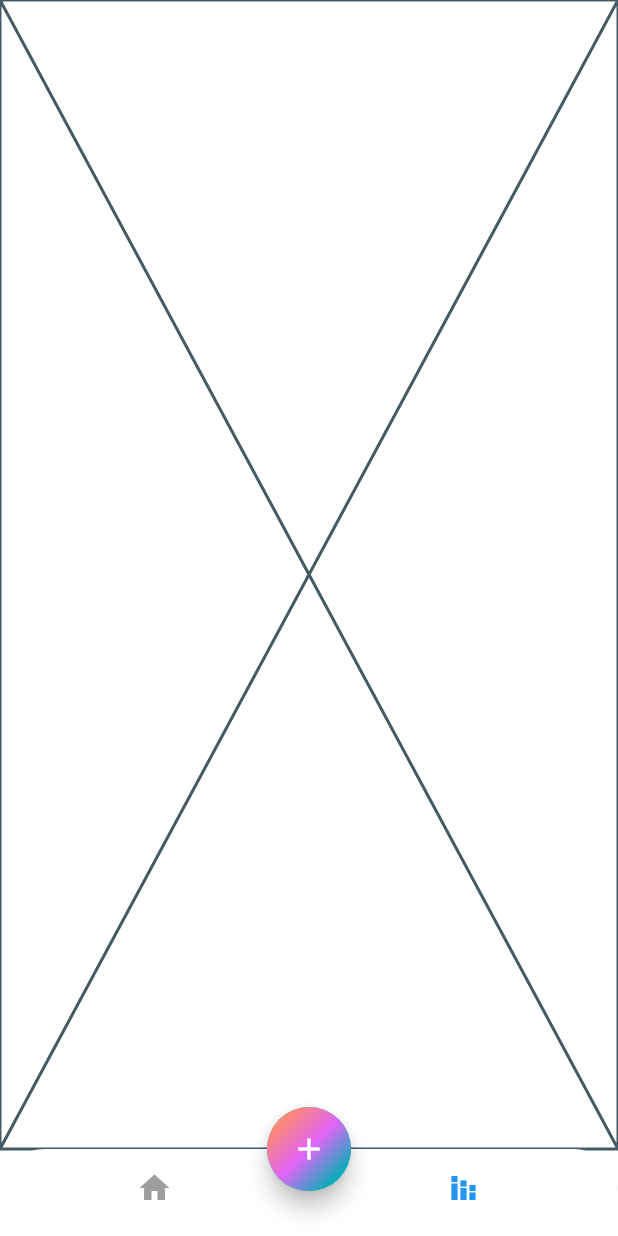
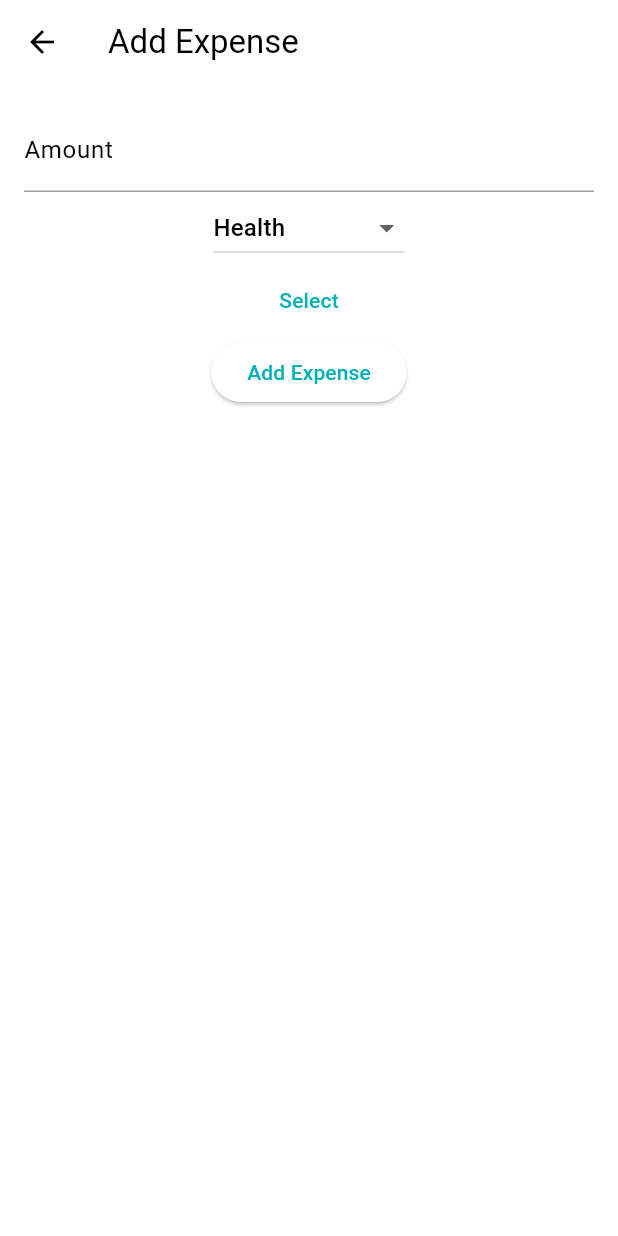
Before and after one commit to yusufelkaann/expense_tracker, a Flutter app: the HomeScreen screen opened directly, item 2 of the bottom bar chosen, after a tap on the "add" icon, on a phone screen of 412 x 824 dp. Run offline on Flutter 3.47's test engine with Material 3 defaults, Android fonts, the phone set to English and light mode, and no system bars; our stand-ins replace cloud_firestore, firebase_auth, firebase_core, fl_chart, font_awesome_flutter; missing offline and left inert: dart:js_util; accounts and stored records are empty.

Commit message:
expense tracking updating balance

```diff
--- /dev/null
+++ b/lib/models/expense_model.dart
@@ -0,0 +1,35 @@
+// models/expense.dart
+class Expense {
+  final String id;
+  final DateTime date; // Assuming date is in a suitable format
+  final double amount; // Change to double
+  final String type;
+
+  Expense({required this.id, required this.date, required this.amount, required this.type});
+
+  factory Expense.fromFirestore(Map<String, dynamic> data, String id) {
+    // Ensure amount is always treated as a double
+    final amount = (data['amount'] is double) ? data['amount'] : double.tryParse(data['amount'].toString()) ?? 0.0;
+
+    return Expense(
+      id: id,
+      date: DateTime.parse(data['date'] as String),
+      amount: amount,
+      type: data['type'] as String,
+    );
+  }
+
+
+
+
+  Map<String, dynamic> toMap() {
+    return {
+      'amount': amount,
+      'type': type,
+      'date': date.toIso8601String(),
+    };
+  }
+
+
+
+}
--- /dev/null
+++ b/lib/models/income_model.dart
@@ -0,0 +1,23 @@
+class Income {
+  final String id;
+  final double amount;
+  final DateTime date;
+
+  Income({required this.id, required this.amount, required this.date});
+
+  factory Income.fromFirestore(Map<String, dynamic> data, String id) {
+    final amount = (data['amount'] is double) ? data['amount'] : double.tryParse(data['amount'].toString()) ?? 0.0;
+    return Income(
+      id: id,
+      amount:amount,
+      date: DateTime.parse(data['date'] as String),
+    );
+  }
+
+  Map<String, dynamic> toMap() {
+    return {
+      'amount': amount,
+      'date': date.toIso8601String(),
+    };
+  }
+}
--- /dev/null
+++ b/lib/pages/expense/expense_screen.dart
@@ -0,0 +1,86 @@
+// pages/expense_entry_page.dart
+import 'package:expense_tracker/models/expense_model.dart';
+import 'package:expense_tracker/providers/auth_provider.dart';
+import 'package:expense_tracker/providers/balance_provider.dart';
+import 'package:expense_tracker/providers/expense_provider.dart';
+import 'package:flutter/material.dart';
+import 'package:provider/provider.dart';
+
+
+class ExpenseEntryPage extends StatelessWidget {
+  final TextEditingController amountController = TextEditingController();
+  String selectedType = 'Health';
+  DateTime selectedDate = DateTime.now();
+
+  @override
+  Widget build(BuildContext context) {
+    final expenseProvider = Provider.of<ExpenseProvider>(context);
+    final authProvider = Provider.of<AuthProviderr>(context);
+    final balanceProvider = Provider.of<BalanceProvider>(context);
+    final userId = authProvider.user?.uid; // Get the user ID
+
+    return Scaffold(
+      appBar: AppBar(
+        title: Text('Add Expense'),
+      ),
+      body: Padding(
+        padding: const EdgeInsets.all(16.0),
+        child: Column(
+          children: [
+            TextField(
+              controller: amountController,
+              keyboardType: TextInputType.number,
+              decoration: InputDecoration(labelText: 'Amount'),
+            ),
+            DropdownButton<String>(
+              value: selectedType,
+              onChanged: (String? newValue) {
+                selectedType = newValue!;
+              },
+              items: <String>['Health', 'Food', 'House Bills', 'Entertainment', 'Education']
+                  .map<DropdownMenuItem<String>>((String value) {
+                return DropdownMenuItem<String>(
+                  value: value,
+                  child: Text(value),
+                );
+              }).toList(),
+            ),
+            TextButton(
+              onPressed: () async {
+                final DateTime? pickedDate = await showDatePicker(
+                  context: context,
+                  initialDate: selectedDate,
+                  firstDate: DateTime(2000),
+                  lastDate: DateTime(2101),
+                );
+                if (pickedDate != null && pickedDate != selectedDate) {
+                  selectedDate = pickedDate;
+                }
+              },
+              child: Text('Select Date: ${selectedDate.toLocal()}'.split(' ')[0]),
+            ),
+            ElevatedButton(
+              onPressed: () {
+                final double amount = double.tryParse(amountController.text.trim()) ?? 0.0;
+                if (userId != null) { // Ensure userId is not null
+                  final expense = Expense(
+                    id: '', // ID will be generated by Firestore
+                    amount: amount,
+                    type: selectedType,
+                    date: selectedDate,
+                  );
+                  expenseProvider.addExpense(expense, userId, balanceProvider); // Pass user ID
+                  Navigator.pop(context);
+                } else {
+                  // Handle the case where the user is not logged in
+                  print("User not logged in!");
+                }
+              },
+              child: Text('Add Expense'),
+            ),
+          ],
+        ),
+      ),
+    );
+  }
+}
--- a/lib/pages/home/views/home_screen.dart
+++ b/lib/pages/home/views/home_screen.dart
@@ -1,5 +1,6 @@
 import 'dart:math';
 
+import 'package:expense_tracker/pages/expense/expense_screen.dart';
 import 'package:expense_tracker/pages/home/views/main_Screen.dart';
 import 'package:flutter/material.dart';
 
@@ -61,7 +62,12 @@ class _HomeScreenState extends State<HomeScreen> {
       floatingActionButtonLocation: FloatingActionButtonLocation.centerDocked,
 
       floatingActionButton: FloatingActionButton(
-        onPressed: (){},
+        onPressed: (){
+          Navigator.push(
+            context,
+            MaterialPageRoute(builder: (context) => ExpenseEntryPage())
+          );
+        },
 
         shape: const CircleBorder(),
         child: Container(
--- a/lib/pages/home/views/main_Screen.dart
+++ b/lib/pages/home/views/main_Screen.dart
@@ -1,44 +1,76 @@
-// ignore_for_file: prefer_const_constructors, prefer_const_literals_to_create_immutables
+// ignore_for_file: prefer_const_literals_to_create_immutables, prefer_const_constructors
 
 import 'dart:math';
-
 import 'package:expense_tracker/components/custom_row.dart';
 import 'package:expense_tracker/components/edit_balance.dart';
-import 'package:expense_tracker/data/data.dart';
+import 'package:expense_tracker/models/expense_model.dart';
 import 'package:expense_tracker/providers/auth_provider.dart';
 import 'package:expense_tracker/providers/balance_provider.dart';
+import 'package:expense_tracker/providers/expense_provider.dart';
 import 'package:firebase_auth/firebase_auth.dart';
+import 'package:intl/intl.dart';
 import 'package:flutter/material.dart';
 import 'package:provider/provider.dart';
 
-class MainScreen extends StatelessWidget {
+class MainScreen extends StatefulWidget {
   const MainScreen({super.key});
 
   @override
+  State<MainScreen> createState() => _MainScreenState();
+}
+
+class _MainScreenState extends State<MainScreen> {
+  @override
+  void initState() {
+    super.initState();
+    WidgetsBinding.instance.addPostFrameCallback((_) {
+      final authProvider = Provider.of<AuthProviderr>(context, listen: false);
+      final userId = authProvider.user?.uid;
+
+      if (userId != null) {
+        Provider.of<BalanceProvider>(context, listen: false).fetchBalance(userId);
+        Provider.of<ExpenseProvider>(context, listen: false).fetchExpenses(userId);
+      }
+    });
+  }
+
+  @override
   Widget build(BuildContext context) {
-    final authProvider = Provider.of<AuthProviderr>(context);
-    final user = authProvider.user;
-    final username = authProvider.username;
-
-    final balanceProvider = Provider.of<BalanceProvider>(context);
-    final balance = balanceProvider.balance;
     return SafeArea(
       child: Padding(
         padding: const EdgeInsets.symmetric(horizontal: 25.0, vertical: 10.0),
         child: Column(
           children: [
-            Row(
+            _buildHeader(context),
+            const SizedBox(height: 20),
+            _buildBalanceCard(context),
+            const SizedBox(height: 40),
+            _buildTransactionsHeader(context),
+            const SizedBox(height: 20),
+            _buildExpenseList(context),
+          ],
+        ),
+      ),
+    );
+  }
+
+  Widget _buildHeader(BuildContext context) {
+    return Consumer<AuthProviderr>(
+      builder: (context, authProvider, _) {
+        final user = authProvider.user;
+        final username = authProvider.username;
+
+        return Row(
           mainAxisAlignment: MainAxisAlignment.spaceBetween,
           children: [
             Row(
-
               children: [
                 Stack(
                   alignment: Alignment.center,
                   children: [
                     Container(
-                        width:50,
-                        height:50,
+                      width: 50,
+                      height: 50,
                       decoration: BoxDecoration(
                         shape: BoxShape.circle,
                         color: Colors.yellow.shade700,
@@ -47,12 +79,13 @@ class MainScreen extends StatelessWidget {
                     Icon(
                       Icons.person,
                       color: Colors.yellow[800],
-                      )
-                  ]),
+                    ),
+                  ],
+                ),
                 const SizedBox(width: 8.0),
                 Column(
                   crossAxisAlignment: CrossAxisAlignment.start,
-                      children:  [
+                  children: [
                     Text(
                       "Welcome",
                       style: TextStyle(
@@ -69,18 +102,23 @@ class MainScreen extends StatelessWidget {
                         color: Theme.of(context).colorScheme.onBackground,
                       ),
                     ),
-
-
                   ],
                 ),
-
               ],
             ),
-                IconButton(onPressed: (){}, icon: const Icon(Icons.settings))
+            IconButton(onPressed: () {}, icon: const Icon(Icons.settings)),
           ],
-            ),
-            const SizedBox(height:20),
-            Container(
+        );
+      },
+    );
+  }
+
+  Widget _buildBalanceCard(BuildContext context) {
+    return Consumer<BalanceProvider>(
+      builder: (context, balanceProvider, _) {
+        final balance = balanceProvider.balance;
+
+        return Container(
           width: MediaQuery.of(context).size.width,
           height: MediaQuery.of(context).size.width / 2,
           decoration: BoxDecoration(
@@ -109,29 +147,37 @@ class MainScreen extends StatelessWidget {
                 style: TextStyle(
                   fontSize: 16,
                   color: Colors.white,
-                      fontWeight: FontWeight.w600
+                  fontWeight: FontWeight.w600,
                 ),
               ),
-                  SizedBox(height: 12,),
+              SizedBox(height: 12),
               TextButton(
                 onPressed: () {
                   Navigator.push(
                     context,
-                        MaterialPageRoute(builder: (context) => SetBalancePage())
-
+                    MaterialPageRoute(builder: (context) => SetBalancePage()),
                   );
                 },
                 child: Text(
-                      user != null && balance != null ? "\$ ${balance.toStringAsFixed(2)}" : "\$ 0.0",
+                  balance != null ? "\$ ${balance.toStringAsFixed(2)}" : "\$ 0.0",
                   style: const TextStyle(
                     fontSize: 40,
                     color: Colors.white,
-                        fontWeight: FontWeight.bold
-                      )
+                    fontWeight: FontWeight.bold,
                   ),
                 ),
-                  SizedBox(height: 12,),
-                  Padding(
+              ),
+              SizedBox(height: 12),
+              _buildIncomeExpenseRow(context),
+            ],
+          ),
+        );
+      },
+    );
+  }
+
+  /*Widget _buildIncomeExpenseRow() {
+    return Padding(
       padding: EdgeInsets.symmetric(horizontal: 20, vertical: 12),
       child: Row(
         mainAxisAlignment: MainAxisAlignment.spaceBetween,
@@ -150,7 +196,7 @@ class MainScreen extends StatelessWidget {
               fontSize: 14,
               color: Colors.white,
               fontWeight: FontWeight.w400,
-                          )
+            ),
           ),
           IncomeWidget(
             icon: Icons.arrow_upward,
@@ -170,12 +216,61 @@ class MainScreen extends StatelessWidget {
           ),
         ],
       ),
+    );
+  }*/
+
+  Widget _buildIncomeExpenseRow(BuildContext context) {
+    return Consumer<ExpenseProvider>(
+      builder: (context, expenseProvider, _) {
+        final totalAmount = expenseProvider.totalExpenses;
+
+
+        return Padding(
+          padding: EdgeInsets.symmetric(horizontal: 20, vertical: 12),
+          child: Row(
+            mainAxisAlignment: MainAxisAlignment.spaceBetween,
+            children: [
+              IncomeWidget(
+                icon: Icons.arrow_downward,
+                iconColor: Colors.greenAccent,
+                title: 'Income',
+                titleStyle: TextStyle(
+                  fontSize: 14,
+                  color: Colors.white,
+                  fontWeight: FontWeight.w400,
+                ),
+                amount: '2400',
+                amountStyle: TextStyle(
+                  fontSize: 14,
+                  color: Colors.white,
+                  fontWeight: FontWeight.w400,
+                ),
+              ),
+              IncomeWidget(
+                icon: Icons.arrow_upward,
+                iconColor: Colors.redAccent,
+                title: "Expenses",
+                titleStyle: TextStyle(
+                  fontSize: 14,
+                  color: Colors.white,
+                  fontWeight: FontWeight.w400,
+                ),
+                amount: totalAmount.toString(),
+                amountStyle: TextStyle(
+                  fontSize: 14,
+                  color: Colors.white,
+                  fontWeight: FontWeight.w400,
+                ),
               ),
             ],
           ),
-            ),
-            const SizedBox(height: 40),
-            Row(
+        );
+      },
+    );
+  }
+
+  Widget _buildTransactionsHeader(BuildContext context) {
+    return Row(
       mainAxisAlignment: MainAxisAlignment.spaceBetween,
       children: [
         Text(
@@ -187,7 +282,7 @@ class MainScreen extends StatelessWidget {
           ),
         ),
         GestureDetector(
-                  onTap: (){},
+          onTap: () {},
           child: Text(
             'View All',
             style: TextStyle(
@@ -196,14 +291,21 @@ class MainScreen extends StatelessWidget {
               fontWeight: FontWeight.w400,
             ),
           ),
-                )
+        ),
       ],
-            ),
-            const SizedBox(height: 20,),
-            Expanded(
+    );
+  }
+
+  Widget _buildExpenseList(BuildContext context) {
+    return Consumer<ExpenseProvider>(
+      builder: (context, expenseProvider, _) {
+        List<Expense> expenses = expenseProvider.expenses;
+        print('$expenses');
+
+        return Expanded(
           child: ListView.builder(
-                itemCount: transactionsData.length,
-                itemBuilder: (context, int i){
+            itemCount: expenses.length,
+            itemBuilder: (context, int i) {
               return Padding(
                 padding: const EdgeInsets.only(bottom: 16.0),
                 child: Container(
@@ -218,24 +320,8 @@ class MainScreen extends StatelessWidget {
                       children: [
                         Row(
                           children: [
-                                Stack(
-                                  alignment: Alignment.center,
-                                  children: [
-                                    Container(
-                                      width: 50,
-                                      height: 50,
-                                      decoration: BoxDecoration(
-                                        color: transactionsData[i]['color'],
-                                        shape: BoxShape.circle
-                                      ),
-                                    ),
-                                    transactionsData[i]['icon']
-
-                                  ],
-                                ),
-                                const SizedBox(width:12,),
                             Text(
-                                  transactionsData[i]['name'],
+                              expenses[i].type,
                               style: TextStyle(
                                 fontSize: 14,
                                 color: Theme.of(context).colorScheme.onBackground,
@@ -248,7 +334,7 @@ class MainScreen extends StatelessWidget {
                           crossAxisAlignment: CrossAxisAlignment.end,
                           children: [
                             Text(
-                                  transactionsData[i]['totalAmount'],
+                              expenses[i].amount.toString(),
                               style: TextStyle(
                                 fontSize: 14,
                                 color: Theme.of(context).colorScheme.onBackground,
@@ -256,7 +342,7 @@ class MainScreen extends StatelessWidget {
                               ),
                             ),
                             Text(
-                                  transactionsData[i]['date'],
+                              DateFormat('yyyy-MM-dd').format(expenses[i].date), // Format DateTime to string
                               style: TextStyle(
                                 fontSize: 14,
                                 color: Theme.of(context).colorScheme.outline,
@@ -271,12 +357,9 @@ class MainScreen extends StatelessWidget {
                 ),
               );
             },
-
           ),
-            ),
-          ],
-        ),
-      ),
+        );
+      },
     );
   }
 }
--- a/lib/providers/balance_provider.dart
+++ b/lib/providers/balance_provider.dart
@@ -1,7 +1,7 @@
 import 'package:expense_tracker/services/balance_service.dart';
 import 'package:flutter/material.dart';
 
-class BalanceProvider extends ChangeNotifier{
+class BalanceProvider with ChangeNotifier{
   final BalanceService _balanceService = BalanceService();
   double? _balance;
 
--- /dev/null
+++ b/lib/providers/expense_provider.dart
@@ -0,0 +1,50 @@
+import 'package:cloud_firestore/cloud_firestore.dart';
+import 'package:expense_tracker/models/expense_model.dart';
+import 'package:expense_tracker/providers/balance_provider.dart';
+import 'package:flutter/material.dart';
+
+class ExpenseProvider with ChangeNotifier{
+  final FirebaseFirestore _firestore = FirebaseFirestore.instance;
+  List<Expense> _expenses = [];
+
+  List<Expense> get expenses => _expenses;
+
+  Future<void> fetchExpenses(String userId) async {
+  try {
+    final snapshot = await _firestore.collection('users/$userId/expenses').get();
+    print('Fetched ${snapshot.docs.length} expenses'); // Debugging info
+    _expenses = snapshot.docs.map((doc) {
+      print('Document ID: ${doc.id}, Data: ${doc.data()}'); // Debugging info
+      return Expense.fromFirestore(doc.data(), doc.id);
+    }).toList();
+
+    notifyListeners();
+  } catch (e) {
+    print('Error fetching expenses: $e'); // Improved error logging
+  }
+}
+
+
+  //add a new expense
+  Future<void> addExpense(Expense expense, String userId, BalanceProvider balanceProvider) async {
+    try {
+      // Add expense to Firestore
+      await _firestore.collection('users/$userId/expenses').add(expense.toMap());
+      _expenses.add(expense);
+
+      // Calculate updated balance
+      double? currentBalance = balanceProvider.balance;
+      if (currentBalance != null) {
+        double updatedBalance = currentBalance - expense.amount;
+        await balanceProvider.updateBalance(userId, updatedBalance); // Update balance in Firestore
+      }
+
+      notifyListeners();
+    } catch (e) {
+      print('Error adding expense: $e');
+    }
+  }
+  double get totalExpenses {
+    return _expenses.fold(0, (total, expense) => total + expense.amount);
+  }
+}
--- a/pubspec.yaml
+++ b/pubspec.yaml
@@ -42,6 +42,7 @@ dependencies:
   google_sign_in: ^6.2.1
   provider: ^6.1.2
   cloud_firestore: ^4.15.8
+  intl: ^0.19.0
 
 dev_dependencies:
   flutter_test:
```
Also changed, not shown: lib/main.dart (+6 -1 lines), lib/providers/income_provider.dart (added, +31 -0 lines), pubspec.lock. Lines whose indentation alone changed are shown as unchanged.
